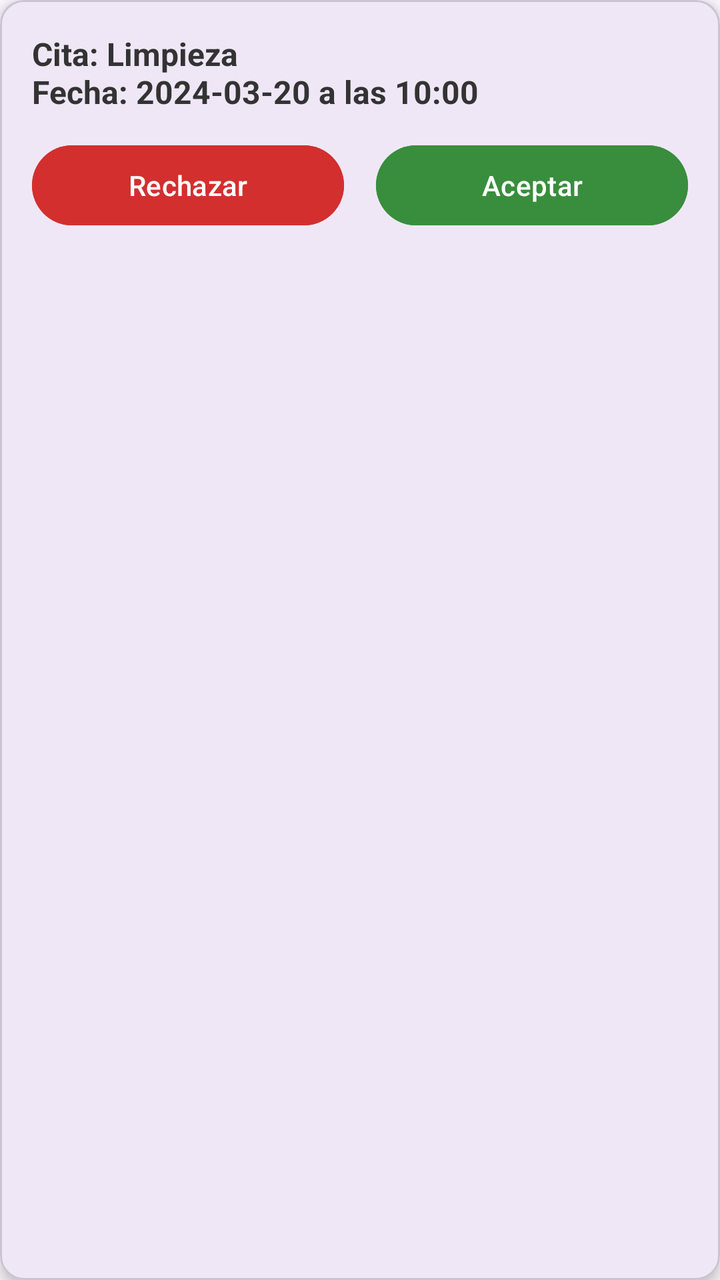
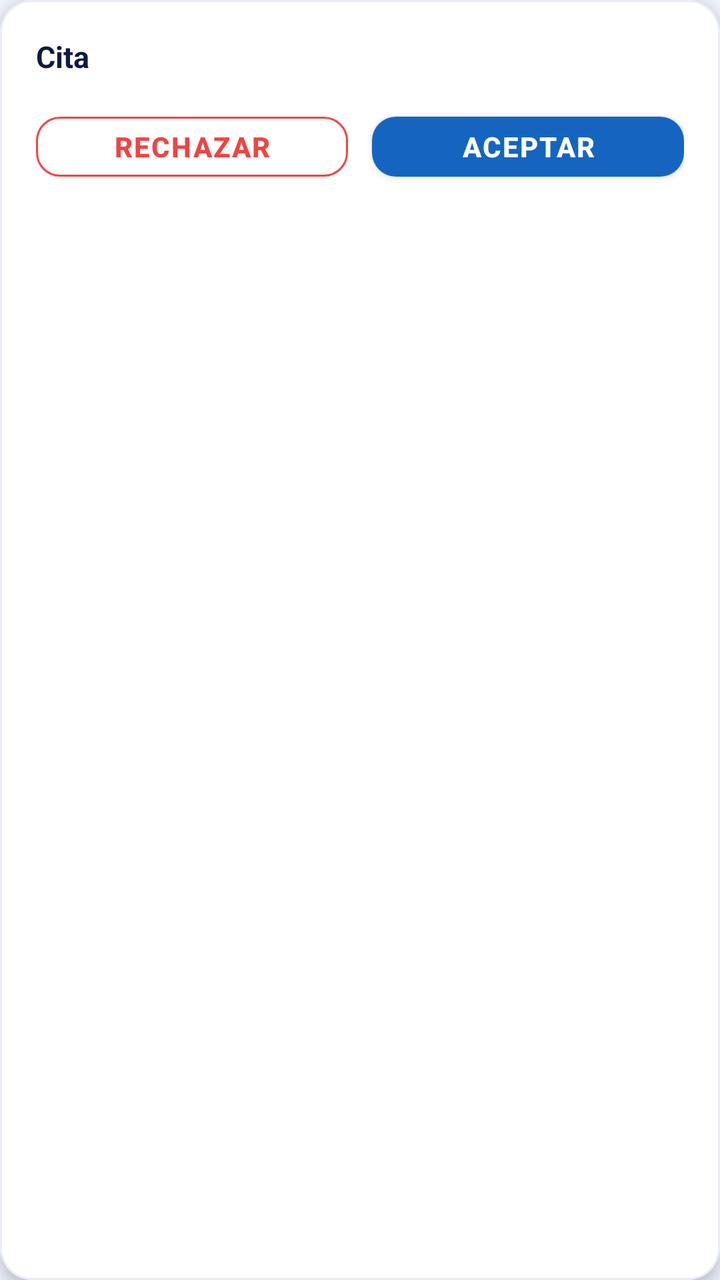

Screens rendered from an Android XML layout before and after an edit, with the pre-edit source and the edit as a unified diff.
<!-- AndroidManifest.xml: application theme Theme.Odontoconnect -->
<!-- res/layout/item_solicitud.xml -->
<?xml version="1.0" encoding="utf-8"?>
<com.google.android.material.card.MaterialCardView
    xmlns:android="http://schemas.android.com/apk/res/android"
    xmlns:app="http://schemas.android.com/apk/res-auto"
    android:layout_width="match_parent"
    android:layout_height="wrap_content"
    android:layout_marginBottom="12dp"
    app:cardCornerRadius="12dp"
    app:cardElevation="4dp">

    <LinearLayout
        android:layout_width="match_parent"
        android:layout_height="wrap_content"
        android:orientation="vertical"
        android:padding="16dp">

        <TextView
            android:id="@+id/tvInfoCita"
            android:layout_width="match_parent"
            android:layout_height="wrap_content"
            android:text="Cita: Limpieza\nFecha: 2024-03-20 a las 10:00"
            android:textColor="#333333"
            android:textSize="16sp"
            android:textStyle="bold" />

        <LinearLayout
            android:layout_width="match_parent"
            android:layout_height="wrap_content"
            android:layout_marginTop="12dp"
            android:orientation="horizontal"
            android:weightSum="2">

            <Button
                android:id="@+id/btnRechazar"
                android:layout_width="0dp"
                android:layout_height="wrap_content"
                android:layout_weight="1"
                android:layout_marginEnd="8dp"
                android:backgroundTint="#D32F2F"
                android:text="Rechazar" />

            <Button
                android:id="@+id/btnAceptar"
                android:layout_width="0dp"
                android:layout_height="wrap_content"
                android:layout_weight="1"
                android:layout_marginStart="8dp"
                android:backgroundTint="#388E3C"
                android:text="Aceptar" />
        </LinearLayout>
    </LinearLayout>
</com.google.android.material.card.MaterialCardView>
<!-- resources referenced by this layout -->
<resources>
  <style name="Theme.Odontoconnect" parent="Base.Theme.Odontoconnect" />
  <style name="Base.Theme.Odontoconnect" parent="Theme.Material3.DayNight.NoActionBar">
          
          
      </style>
</resources>

<!-- the commit's change to res/layout/item_solicitud.xml (unified diff, before → after) -->
@@ -4,49 +4,100 @@
     xmlns:app="http://schemas.android.com/apk/res-auto"
     android:layout_width="match_parent"
     android:layout_height="wrap_content"
-    android:layout_marginBottom="12dp"
-    app:cardCornerRadius="12dp"
-    app:cardElevation="4dp">
+    android:layout_marginBottom="14dp"
+    app:cardCornerRadius="16dp"
+    app:cardElevation="4dp"
+    app:strokeColor="@color/gris_claro"
+    app:strokeWidth="1dp">
 
     <LinearLayout
         android:layout_width="match_parent"
         android:layout_height="wrap_content"
         android:orientation="vertical"
-        android:padding="16dp">
+        android:padding="18dp">
 
+        
         <TextView
             android:id="@+id/tvInfoCita"
             android:layout_width="match_parent"
             android:layout_height="wrap_content"
-            android:text="Cita: Limpieza\nFecha: 2024-03-20 a las 10:00"
-            android:textColor="#333333"
-            android:textSize="16sp"
-            android:textStyle="bold" />
+            android:text="Cita"
+            android:textColor="@color/texto_primario"
+            android:textSize="15sp"
+            android:textStyle="bold"
+            android:lineSpacingMultiplier="1.5"/>
 
+        
+        <TextView
+            android:id="@+id/tvTriajeCita"
+            android:layout_width="match_parent"
+            android:layout_height="wrap_content"
+            android:layout_marginTop="12dp"
+            android:background="#EEF6FF"
+            android:padding="12dp"
+            android:text=""
+            android:textColor="@color/texto_primario"
+            android:textSize="13sp"
+            android:lineSpacingMultiplier="1.5"
+            android:visibility="gone"/>
+
+        
+        <TextView
+            android:id="@+id/tvEstadoPagoCita"
+            android:layout_width="match_parent"
+            android:layout_height="wrap_content"
+            android:layout_marginTop="10dp"
+            android:background="#FFF8E1"
+            android:padding="10dp"
+            android:text=""
+            android:textColor="#F57C00"
+            android:textSize="13sp"
+            android:textStyle="bold"
+            android:visibility="gone"/>
+
+        
+        <com.google.android.material.button.MaterialButton
+            android:id="@+id/btnVerComprobante"
+            style="@style/Widget.MaterialComponents.Button.OutlinedButton"
+            android:layout_width="match_parent"
+            android:layout_height="40dp"
+            android:layout_marginTop="8dp"
+            android:text="📄  Ver comprobante de pago"
+            android:textSize="13sp"
+            android:textColor="@color/azul_primario"
+            android:visibility="gone"
+            app:strokeColor="@color/azul_primario"
+            app:cornerRadius="10dp"/>
+
+        
         <LinearLayout
             android:layout_width="match_parent"
             android:layout_height="wrap_content"
-            android:layout_marginTop="12dp"
+            android:layout_marginTop="14dp"
             android:orientation="horizontal"
             android:weightSum="2">
 
-            <Button
+            <com.google.android.material.button.MaterialButton
                 android:id="@+id/btnRechazar"
+                style="@style/Widget.MaterialComponents.Button.OutlinedButton"
                 android:layout_width="0dp"
-                android:layout_height="wrap_content"
+                android:layout_height="42dp"
                 android:layout_weight="1"
-                android:layout_marginEnd="8dp"
-                android:backgroundTint="#D32F2F"
-                android:text="Rechazar" />
+                android:layout_marginEnd="6dp"
+                android:text="Rechazar"
+                android:textColor="@color/color_rechazada"
+                app:strokeColor="@color/color_rechazada"
+                app:cornerRadius="12dp"/>
 
-            <Button
+            <com.google.android.material.button.MaterialButton
                 android:id="@+id/btnAceptar"
                 android:layout_width="0dp"
-                android:layout_height="wrap_content"
+                android:layout_height="42dp"
                 android:layout_weight="1"
-                android:layout_marginStart="8dp"
-                android:backgroundTint="#388E3C"
-                android:text="Aceptar" />
+                android:layout_marginStart="6dp"
+                android:text="Aceptar"
+                app:backgroundTint="@color/azul_primario"
+                app:cornerRadius="12dp"/>
         </LinearLayout>
     </LinearLayout>
 </com.google.android.material.card.MaterialCardView>
<!-- resource entries referenced after the edit -->
@@ -1,9 +1,38 @@
 <!-- resources referenced by this layout -->
 <resources>
-  <style name="Theme.Odontoconnect" parent="Base.Theme.Odontoconnect" />
-  <style name="Base.Theme.Odontoconnect" parent="Theme.Material3.DayNight.NoActionBar">
-          
-          
+  <color name="azul_primario">#1565C0</color>
+  <color name="color_rechazada">#EF4444</color>
+  <color name="gris_claro">#E8EDF5</color>
+  <color name="texto_primario">#0D1B3E</color>
+  <style name="Theme.Odontoconnect" parent="Theme.MaterialComponents.Light.NoActionBar">
+          <item name="colorPrimary">@color/azul_primario</item>
+          <item name="colorPrimaryVariant">@color/azul_oscuro</item>
+          <item name="colorOnPrimary">@color/blanco</item>
+          <item name="colorSecondary">@color/azul_acento</item>
+          <item name="colorOnSecondary">@color/blanco</item>
+          <item name="android:windowBackground">@color/fondo_app</item>
+          <item name="android:statusBarColor">@color/azul_oscuro</item>
+          <item name="materialButtonStyle">@style/BotonAzul</item>
+          <item name="materialCardViewStyle">@style/CardAzul</item>
       </style>
+  <color name="azul_oscuro">#0D47A1</color>
+  <color name="blanco">#FFFFFF</color>
+  <color name="azul_acento">#2196F3</color>
+  <color name="fondo_app">#F0F4FF</color>
+  <style name="BotonAzul" parent="Widget.MaterialComponents.Button">
+          <item name="backgroundTint">@color/azul_primario</item>
+          <item name="android:textColor">@color/blanco</item>
+          <item name="cornerRadius">14dp</item>
+          <item name="android:textStyle">bold</item>
+          <item name="android:letterSpacing">0.05</item>
+      </style>
+  <style name="CardAzul" parent="Widget.MaterialComponents.CardView">
+          <item name="cardCornerRadius">16dp</item>
+          <item name="cardElevation">4dp</item>
+          <item name="cardBackgroundColor">@color/fondo_card</item>
+          <item name="strokeColor">@color/gris_claro</item>
+          <item name="strokeWidth">1dp</item>
+      </style>
+  <color name="fondo_card">#FFFFFF</color>
 </resources>
 
